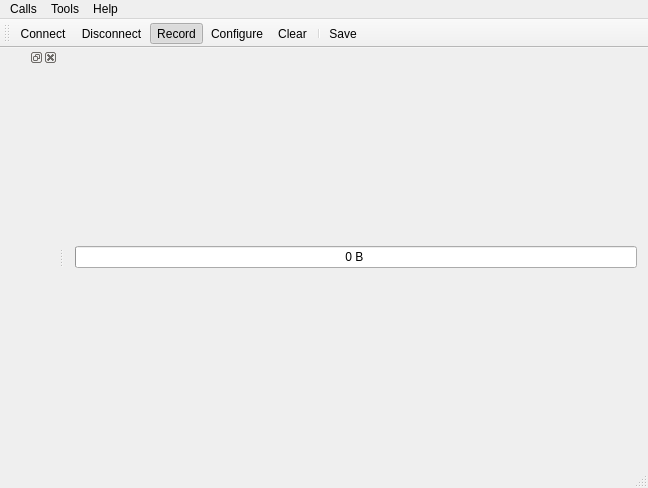
Old version of the form mainwindow.ui in the repository mishkoLitvin/ADC_Reader.
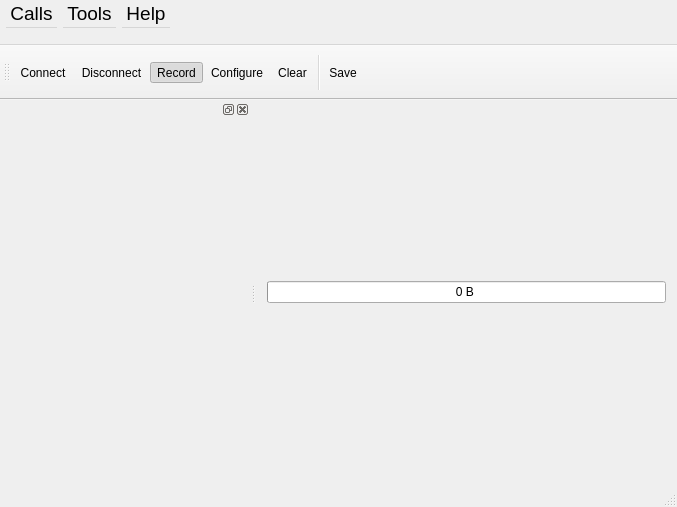
New version of the form. Icons and pictures are not drawn.

Patch:
```diff
--- a/mainwindow.ui
+++ b/mainwindow.ui
@@ -6,8 +6,8 @@
    <rect>
     <x>0</x>
     <y>0</y>
-    <width>648</width>
-    <height>488</height>
+    <width>677</width>
+    <height>507</height>
    </rect>
   </property>
   <property name="windowTitle">
@@ -38,10 +38,27 @@
     <rect>
      <x>0</x>
      <y>0</y>
-     <width>648</width>
-     <height>22</height>
+     <width>677</width>
+     <height>45</height>
     </rect>
    </property>
+   <property name="minimumSize">
+    <size>
+     <width>0</width>
+     <height>45</height>
+    </size>
+   </property>
+   <property name="font">
+    <font>
+     <pointsize>14</pointsize>
+    </font>
+   </property>
+   <property name="defaultUp">
+    <bool>false</bool>
+   </property>
+   <property name="nativeMenuBar">
+    <bool>false</bool>
+   </property>
    <widget class="QMenu" name="menuCalls">
     <property name="title">
      <string>Calls</string>
@@ -74,6 +91,12 @@
    <addaction name="menuHelp"/>
   </widget>
   <widget class="QToolBar" name="mainToolBar">
+   <property name="minimumSize">
+    <size>
+     <width>0</width>
+     <height>55</height>
+    </size>
+   </property>
    <attribute name="toolBarArea">
     <enum>TopToolBarArea</enum>
    </attribute>
@@ -90,6 +113,12 @@
   </widget>
   <widget class="QStatusBar" name="statusBar"/>
   <widget class="QDockWidget" name="dockWidget">
+   <property name="minimumSize">
+    <size>
+     <width>250</width>
+     <height>45</height>
+    </size>
+   </property>
    <attribute name="dockWidgetArea">
     <number>1</number>
    </attribute>
```
